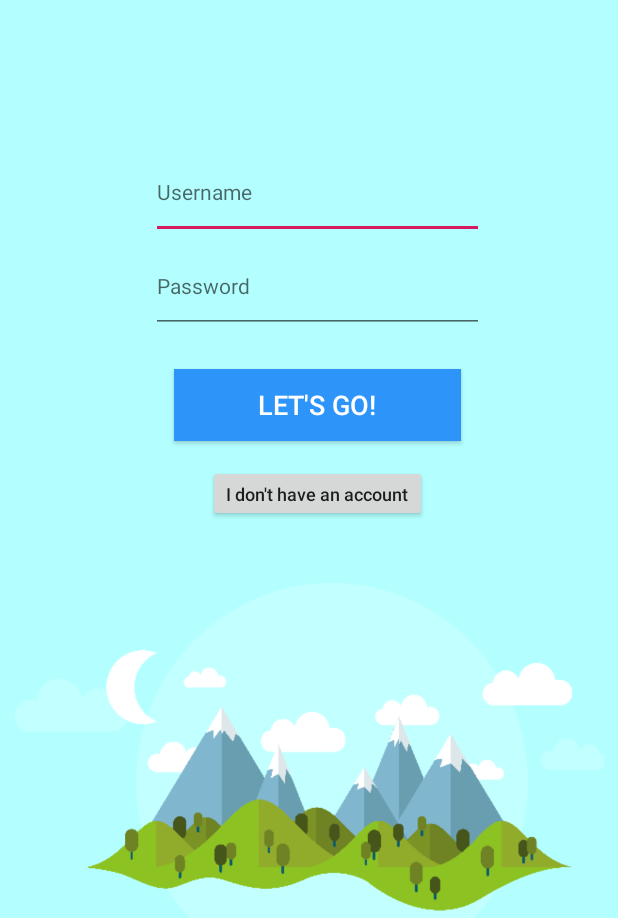
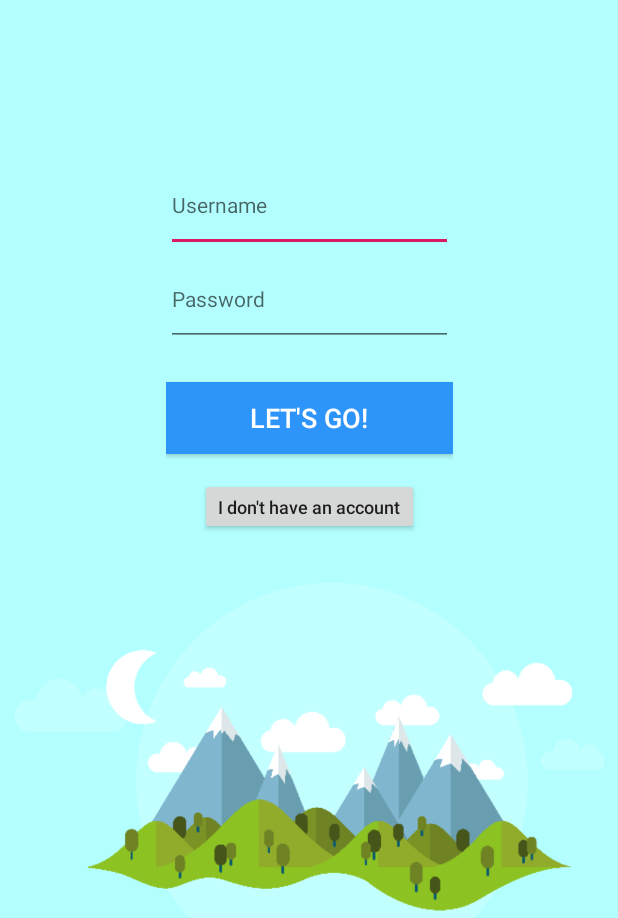
Before and after one commit to LuisPlasencia/LearnQuest, an Android app: the layout activity_login.xml on its own in the app's theme, with its tools: preview values and no code run, on a phone screen of 412 x 824 dp, the part 318-1236 px from its top. Run offline under Robolectric (Android 15) with nearby library versions, the phone set to English and light mode, and no system bars.

Commit message:
T0.1.4 Login layout, texto centrado

```diff
--- a/app/src/main/res/layout/activity_login.xml
+++ b/app/src/main/res/layout/activity_login.xml
@@ -75,15 +75,14 @@
 
     <LinearLayout
         android:id="@+id/linearLayout"
-        android:layout_width="222dp"
-        android:layout_height="280dp"
+        android:layout_width="wrap_content"
+        android:layout_height="wrap_content"
         android:orientation="vertical"
         app:layout_constraintBottom_toBottomOf="parent"
         app:layout_constraintEnd_toEndOf="parent"
-        app:layout_constraintHorizontal_bias="0.529"
         app:layout_constraintStart_toStartOf="parent"
         app:layout_constraintTop_toBottomOf="@+id/login_title2"
-        app:layout_constraintVertical_bias="0.335">
+        app:layout_constraintVertical_bias="0.323">
 
         <EditText
             android:id="@+id/username_input"
```
